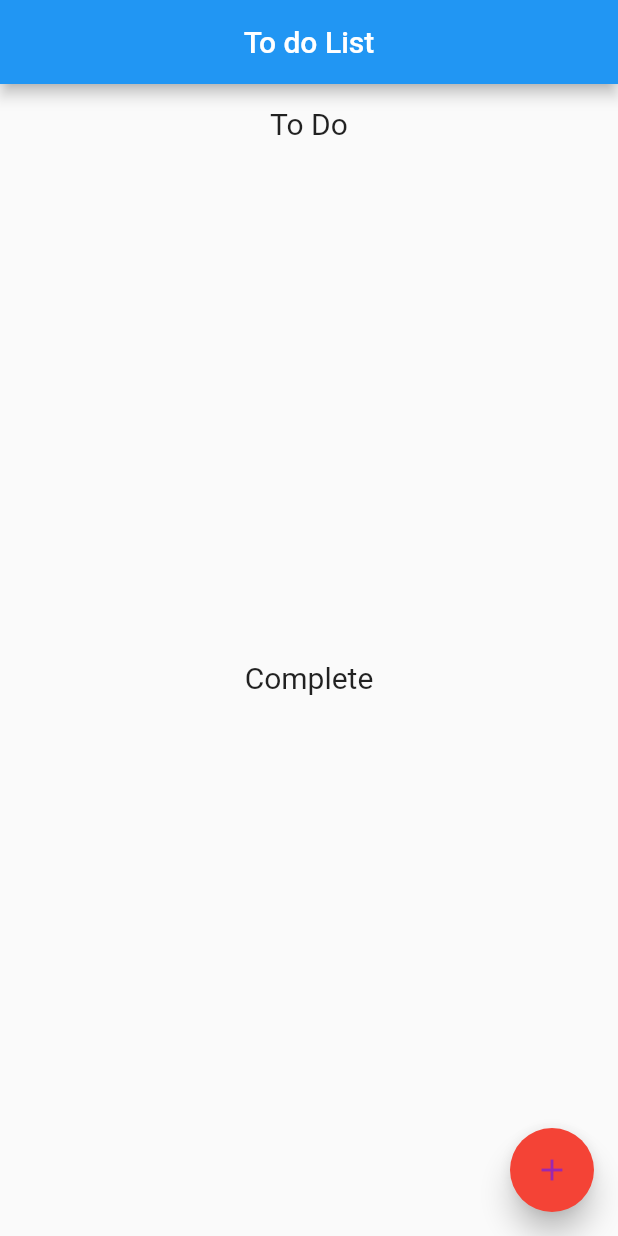
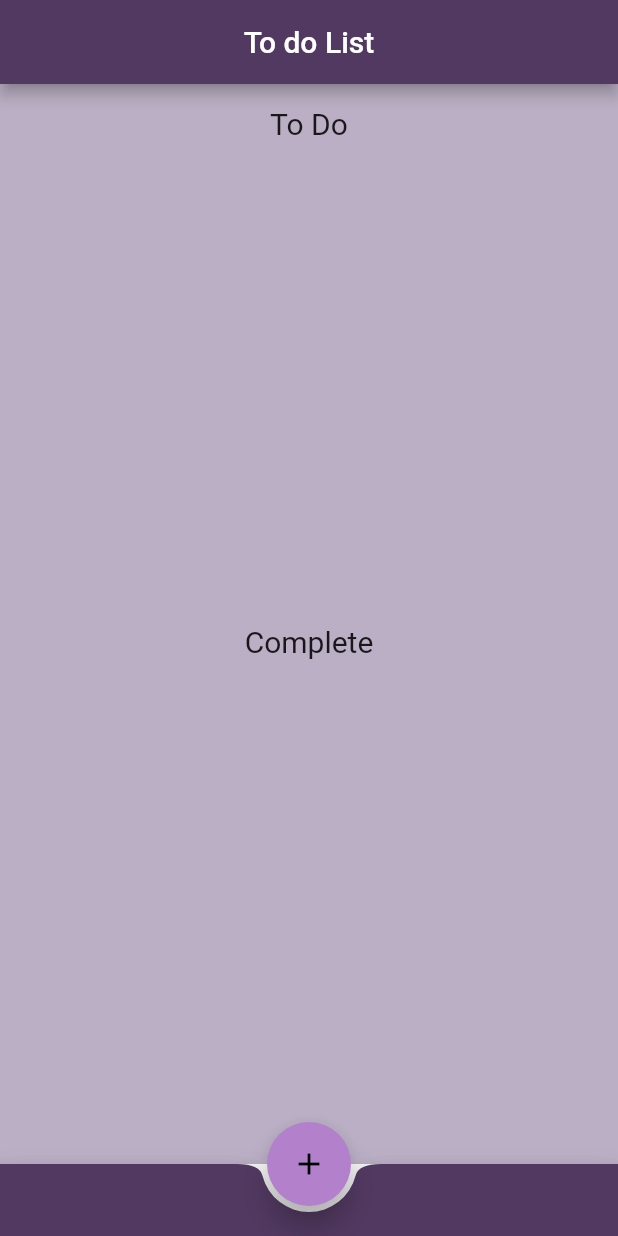
Before and after one commit to RafaelGasparoto/To_Do_List, a Flutter app: the screen it shows after launch, on a phone screen of 412 x 824 dp. Run offline on Flutter 3.47's test engine with Material 2 defaults, Android fonts, the phone set to English and light mode, and no system bars; our stand-ins replace eva_icons_flutter.

Commit message:
adds design

```diff
--- a/lib/Home.dart
+++ b/lib/Home.dart
@@ -2,6 +2,7 @@ import 'dart:io';
 import 'package:flutter/material.dart';
 import 'package:path_provider/path_provider.dart';
 import 'dart:convert';
+import 'package:eva_icons_flutter/eva_icons_flutter.dart';
 
 class Home extends StatefulWidget {
   const Home({Key? key}) : super(key: key);
@@ -102,7 +103,9 @@ class _HomeState extends State<Home> {
       appBar: AppBar(
         centerTitle: true,
         title: const Text("To do List"),
+        backgroundColor: const Color(0xff523961),
       ),
+      floatingActionButtonLocation: FloatingActionButtonLocation.centerDocked,
       floatingActionButton: FloatingActionButton(
         elevation: 8,
         onPressed: () {
@@ -133,12 +136,13 @@ class _HomeState extends State<Home> {
             },
           );
         },
-        foregroundColor: Colors.purple,
-        backgroundColor: Colors.red,
+        foregroundColor: Colors.black,
+        backgroundColor: const Color(0xffb380cc),
         child: const Icon(Icons.add),
       ),
-      body: Padding(
-        padding: const EdgeInsets.only(top: 15, bottom: 15),
+      body: Container(
+        color: const Color(0xffbaafc4),
+        padding: const EdgeInsets.all(15),
         child: Column(
           children: [
             const Text(
@@ -228,6 +232,7 @@ class _HomeState extends State<Home> {
                           });
                     },
                     child: CheckboxListTile(
+                      secondary: GestureDetector(child: const Icon(EvaIcons.heartOutline)),
                       title: Text(_tasksCompleted[index]['title'].toString()),
                       value: _tasksCompleted[index]['status'],
                       onChanged: (bool? value) {
@@ -242,6 +247,21 @@ class _HomeState extends State<Home> {
           ],
         ),
       ),
+      bottomNavigationBar: BottomAppBar(
+        color: const Color(0xff523961),
+        shape: const CircularNotchedRectangle(),
+        child: Row(
+          children: [
+            Opacity(
+              opacity: 0,
+              child: IconButton(
+                onPressed: () {},
+                icon: const Icon(Icons.add),
+              ),
+            ),
+          ],
+        ),
+      ),
     );
   }
 }
--- a/pubspec.yaml
+++ b/pubspec.yaml
@@ -37,6 +37,7 @@ dependencies:
   # Use with the CupertinoIcons class for iOS style icons.
   cupertino_icons: ^1.0.2
   path_provider: ^2.0.11
+  eva_icons_flutter: ^3.1.0
 
 dev_dependencies:
   flutter_test:
```
Also changed, not shown: pubspec.lock.
